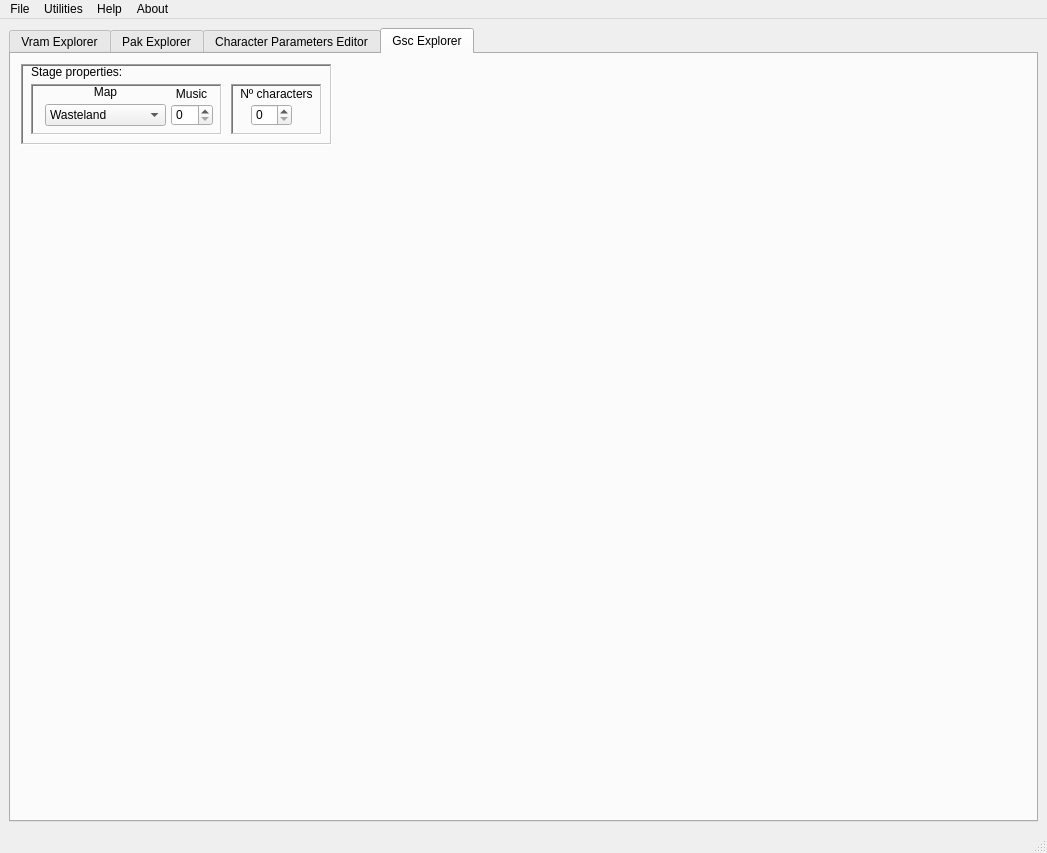
Old version of the form lib/design/Raging_Tools/Raging_Tools.ui in the repository adsl14/Raging-tools.
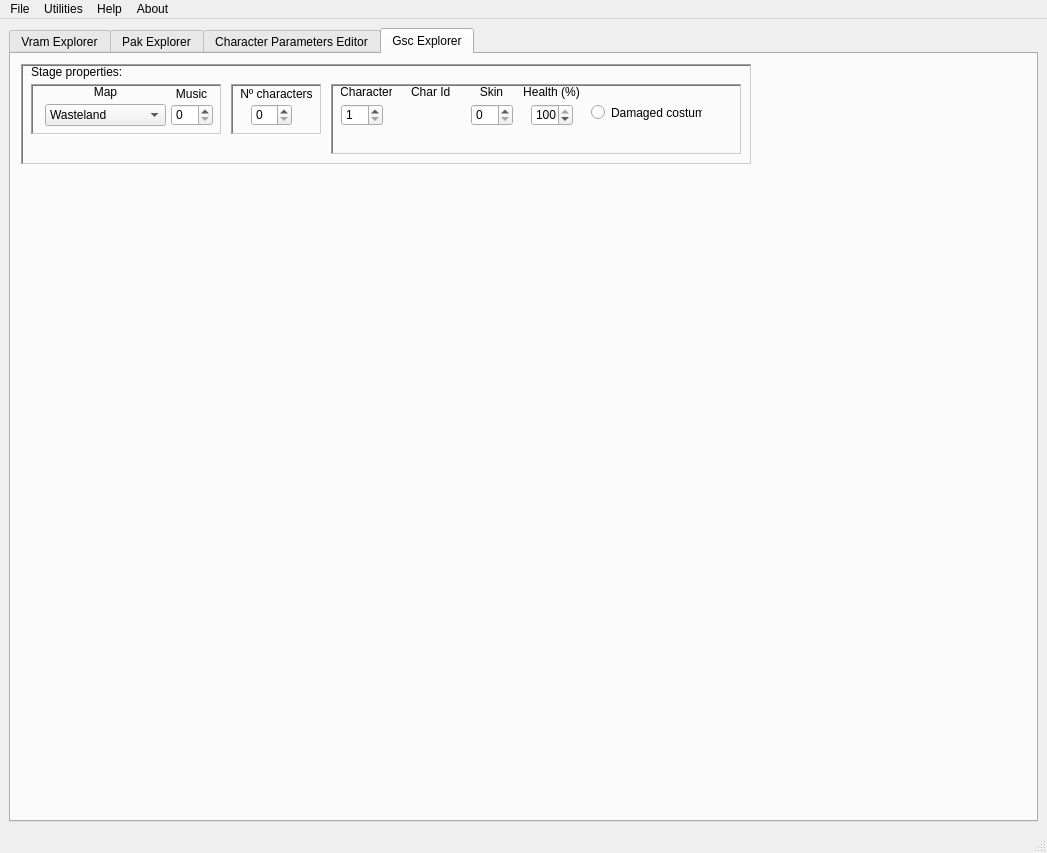
New version of the form. The open tabs and pages were chosen to show the change. Icons and pictures are not drawn.

Commit message: Character skin, model, damaged costume, health, and selecting the character slot in gsc, can now be changed

Diff of the .ui file:
```diff
--- a/lib/design/Raging_Tools/Raging_Tools.ui
+++ b/lib/design/Raging_Tools/Raging_Tools.ui
@@ -9608,8 +9608,8 @@
          <rect>
           <x>10</x>
           <y>10</y>
-          <width>311</width>
-          <height>81</height>
+          <width>731</width>
+          <height>101</height>
          </rect>
         </property>
         <property name="sizePolicy">
@@ -9818,6 +9818,188 @@
           </property>
          </widget>
         </widget>
+        <widget class="QFrame" name="instruction_010F0B_01060C">
+         <property name="geometry">
+          <rect>
+           <x>310</x>
+           <y>20</y>
+           <width>411</width>
+           <height>71</height>
+          </rect>
+         </property>
+         <property name="frameShape">
+          <enum>QFrame::WinPanel</enum>
+         </property>
+         <property name="frameShadow">
+          <enum>QFrame::Sunken</enum>
+         </property>
+         <widget class="QSpinBox" name="character_value">
+          <property name="geometry">
+           <rect>
+            <x>10</x>
+            <y>20</y>
+            <width>42</width>
+            <height>22</height>
+           </rect>
+          </property>
+          <property name="minimum">
+           <number>1</number>
+          </property>
+          <property name="maximum">
+           <number>20</number>
+          </property>
+         </widget>
+         <widget class="QSpinBox" name="skin_value">
+          <property name="geometry">
+           <rect>
+            <x>140</x>
+            <y>20</y>
+            <width>42</width>
+            <height>22</height>
+           </rect>
+          </property>
+         </widget>
+         <widget class="QRadioButton" name="damaged_costume">
+          <property name="geometry">
+           <rect>
+            <x>260</x>
+            <y>20</y>
+            <width>111</width>
+            <height>17</height>
+           </rect>
+          </property>
+          <property name="toolTip">
+           <string>&lt;html&gt;&lt;head/&gt;&lt;body&gt;&lt;p&gt;Enable or disable damaged costume. If a character doesn't have a damaged costume, and you enable it, it will crash the game.&lt;/p&gt;&lt;/body&gt;&lt;/html&gt;</string>
+          </property>
+          <property name="text">
+           <string>Damaged costume</string>
+          </property>
+         </widget>
+         <widget class="QSpinBox" name="gsc_health_value">
+          <property name="geometry">
+           <rect>
+            <x>200</x>
+            <y>20</y>
+            <width>42</width>
+            <height>22</height>
+           </rect>
+          </property>
+          <property name="maximum">
+           <number>100</number>
+          </property>
+          <property name="value">
+           <number>100</number>
+          </property>
+         </widget>
+         <widget class="QLabel" name="character_text">
+          <property name="geometry">
+           <rect>
+            <x>10</x>
+            <y>0</y>
+            <width>51</width>
+            <height>16</height>
+           </rect>
+          </property>
+          <property name="toolTip">
+           <string>&lt;html&gt;&lt;head/&gt;&lt;body&gt;&lt;p&gt;The stage can hold a total of 20 characters slots for the story mode. This is &lt;span style=&quot; font-weight:600;&quot;&gt;not&lt;/span&gt; the character id in order to select the character model, just an id in order to select one of the 20 characters for the stage.&lt;/p&gt;&lt;/body&gt;&lt;/html&gt;</string>
+          </property>
+          <property name="text">
+           <string>Character</string>
+          </property>
+          <property name="alignment">
+           <set>Qt::AlignCenter</set>
+          </property>
+         </widget>
+         <widget class="QLabel" name="char_id_text">
+          <property name="geometry">
+           <rect>
+            <x>80</x>
+            <y>0</y>
+            <width>41</width>
+            <height>16</height>
+           </rect>
+          </property>
+          <property name="toolTip">
+           <string>&lt;html&gt;&lt;head/&gt;&lt;body&gt;&lt;p&gt;Character id. This id will be used in order to select the character you want to show in the stage&lt;/p&gt;&lt;/body&gt;&lt;/html&gt;</string>
+          </property>
+          <property name="text">
+           <string>Char Id</string>
+          </property>
+         </widget>
+         <widget class="QLabel" name="skin_text">
+          <property name="geometry">
+           <rect>
+            <x>140</x>
+            <y>0</y>
+            <width>41</width>
+            <height>16</height>
+           </rect>
+          </property>
+          <property name="toolTip">
+           <string>&lt;html&gt;&lt;head/&gt;&lt;body&gt;&lt;p&gt;Skin id of the character to show in the stage. Make sure you select a skin that the character has, otherwise it will crash the game.&lt;/p&gt;&lt;/body&gt;&lt;/html&gt;</string>
+          </property>
+          <property name="text">
+           <string>Skin</string>
+          </property>
+          <property name="alignment">
+           <set>Qt::AlignCenter</set>
+          </property>
+         </widget>
+         <widget class="QLabel" name="gsc_health_text">
+          <property name="geometry">
+           <rect>
+            <x>190</x>
+            <y>0</y>
+            <width>61</width>
+            <height>16</height>
+           </rect>
+          </property>
+          <property name="toolTip">
+           <string>&lt;html&gt;&lt;head/&gt;&lt;body&gt;&lt;p&gt;Amount of health in percentage type value&lt;/p&gt;&lt;/body&gt;&lt;/html&gt;</string>
+          </property>
+          <property name="text">
+           <string>Health (%)</string>
+          </property>
+          <property name="alignment">
+           <set>Qt::AlignCenter</set>
+          </property>
+         </widget>
+         <widget class="QLabel" name="char_id_slot">
+          <property name="geometry">
+           <rect>
+            <x>80</x>
+            <y>20</y>
+            <width>41</width>
+            <height>41</height>
+           </rect>
+          </property>
+          <property name="text">
+           <string/>
+          </property>
+          <property name="pixmap">
+           <pixmap>../../character_parameters_editor/images/fourSlot/pl_slot.png</pixmap>
+          </property>
+          <property name="scaledContents">
+           <bool>true</bool>
+          </property>
+         </widget>
+         <widget class="QLabel" name="char_id_value">
+          <property name="geometry">
+           <rect>
+            <x>80</x>
+            <y>20</y>
+            <width>41</width>
+            <height>41</height>
+           </rect>
+          </property>
+          <property name="text">
+           <string/>
+          </property>
+          <property name="scaledContents">
+           <bool>true</bool>
+          </property>
+         </widget>
+        </widget>
        </widget>
       </widget>
      </widget>
```
Left out of the diff: 2 changed lines with no effect on the pictures. The commit also changes 6 other files.
